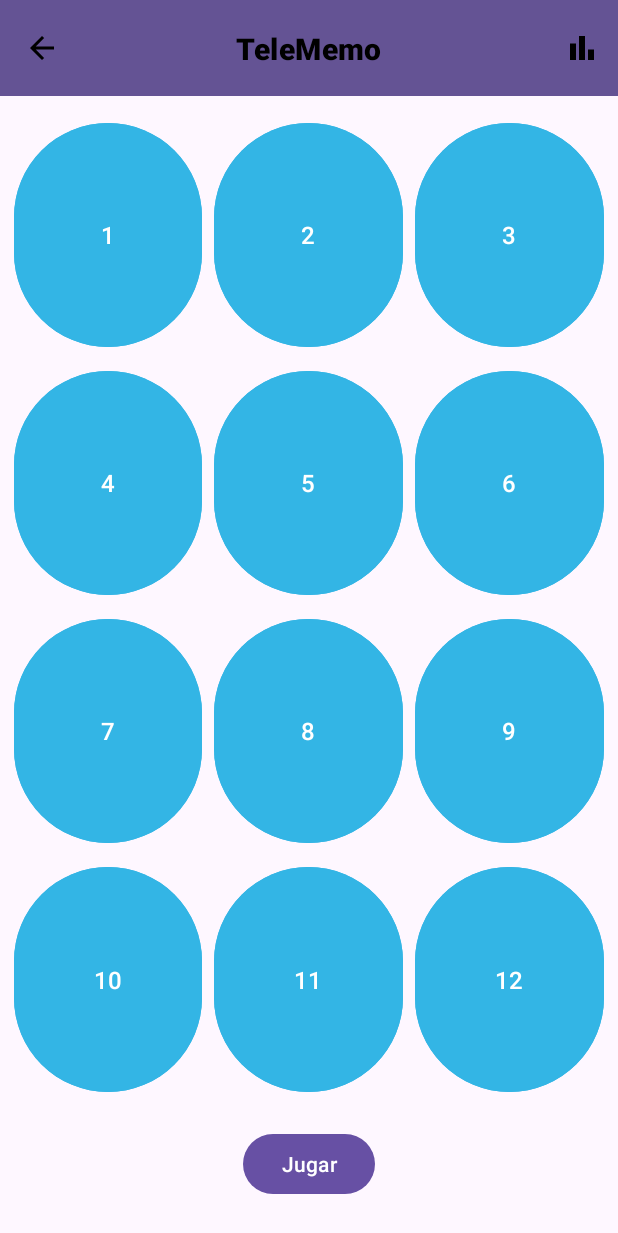
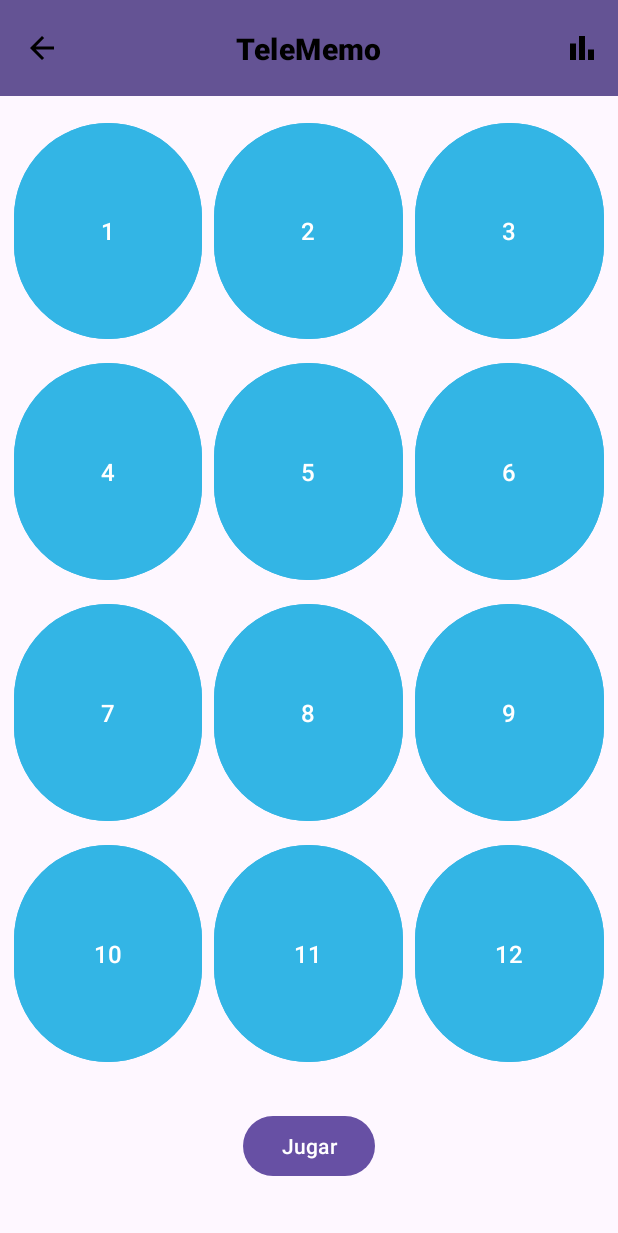
Before and after one commit to Kotrixx/LAB02_20206331, an Android app: the layout activity_game.xml on its own in the app's theme, with its tools: preview values and no code run, on a phone screen of 412 x 824 dp. Shown: the top 1233 px of the screen. Run offline under Robolectric (Android 15) with nearby library versions, the light colour scheme and no system bars.

```diff
--- a/app/src/main/res/layout/activity_game.xml
+++ b/app/src/main/res/layout/activity_game.xml
@@ -40,8 +40,8 @@
         android:id="@+id/btnJugar"
         android:layout_width="wrap_content"
         android:layout_height="wrap_content"
-        android:layout_marginTop="16dp"
-        android:layout_marginBottom="24dp"
+        android:layout_marginTop="24dp"
+        android:layout_marginBottom="36dp"
         android:text="Jugar"
         app:layout_constraintBottom_toBottomOf="parent"
         app:layout_constraintEnd_toEndOf="parent"
```
